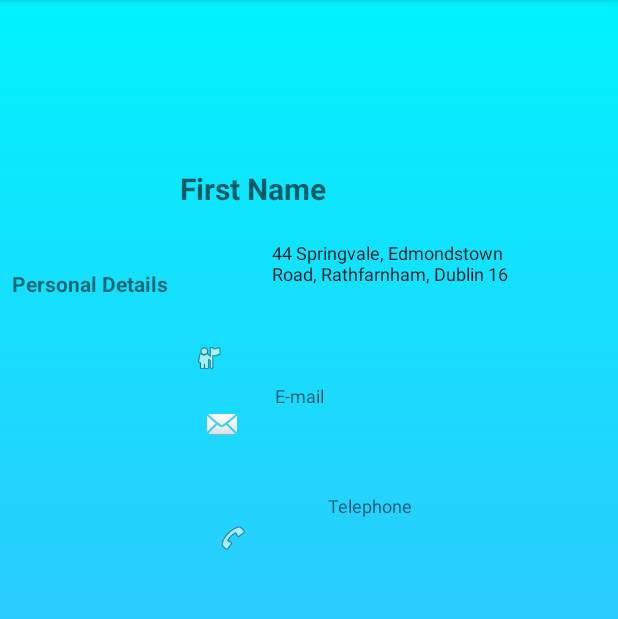
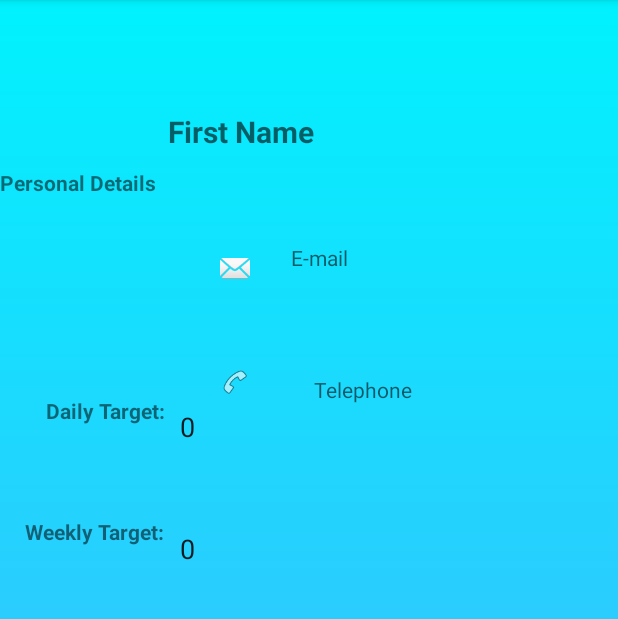
Before and after one commit to flannerymoira/WiseOwletTracker, an Android app: the StudentAccount screen opened directly, with no data from a screen before it, on a phone screen of 412 x 824 dp, the part 84-703 px from its top. Run offline under Robolectric (Android 15) with nearby library versions, the phone set to English and light mode, and no system bars; libraries missing offline, so code that uses them is left out: com.readystatesoftware.sqliteasset; 4 statements that could not run were skipped.

Commit message:
Add Student Account target details.

```diff
--- a/app/src/main/java/com/example/wiseowlettracker/DatabaseHelper.java
+++ b/app/src/main/java/com/example/wiseowlettracker/DatabaseHelper.java
@@ -120,6 +120,7 @@ public class DatabaseHelper extends SQLiteOpenHelper {
             return true;
 
     }
+
     public boolean createStudyLog(String note, int time_spent) {
         int ssy_id = 0;
         db = this.getWritableDatabase();
@@ -148,4 +149,5 @@ public class DatabaseHelper extends SQLiteOpenHelper {
             return true;
 
     }
+
 }
--- a/app/src/main/java/com/example/wiseowlettracker/StudentAccount.java
+++ b/app/src/main/java/com/example/wiseowlettracker/StudentAccount.java
@@ -3,6 +3,8 @@ package com.example.wiseowlettracker;
 import androidx.appcompat.app.AppCompatActivity;
 import androidx.constraintlayout.widget.ConstraintLayout;
 
+import android.database.Cursor;
+import android.database.sqlite.SQLiteDatabase;
 import android.os.Bundle;
 import android.view.View;
 import android.widget.EditText;
@@ -13,43 +15,63 @@ import com.example.wiseowlettracker.R;
 
 import static com.example.wiseowlettracker.DatabaseHelper.StudentEmail;
 import static com.example.wiseowlettracker.DatabaseHelper.StudentFullName;
-import static com.example.wiseowlettracker.DatabaseHelper.StudentName;
+import static com.example.wiseowlettracker.DatabaseHelper.StudentId;
 import static com.example.wiseowlettracker.DatabaseHelper.StudentPhone;
 
 public class StudentAccount extends AppCompatActivity {
-    ImageView imgAddress, imgPhone, imgEmail;
-    EditText txtName, txtAddress, txtPhone, txtEmail;
+    DatabaseHelper stdb;
+    ImageView imgPhone, imgEmail;
+    EditText txtName, txtPhone, txtEmail, txtDailyTarget, txtWeeklyTarget;
+    SQLiteDatabase saDb;
+    int StudentDailyTarget, StudentWeeklyTarget;
+    String tempVal;
 
     @Override
     protected void onCreate(Bundle savedInstanceState) {
+
         super.onCreate(savedInstanceState);
         setContentView(R.layout.activity_student_account);
 
-        imgAddress = findViewById(R.id.img_address);
+        //Access to database
+        DatabaseOpenHelper nextConn = new DatabaseOpenHelper(this, "wiseOwlet2.db", null, 1);
+        saDb = nextConn.getWritableDatabase();
+
         imgPhone = findViewById(R.id.img_phone);
         imgEmail = findViewById(R.id.img_email);
 
-        imgAddress.setVisibility(View.VISIBLE);
-        imgPhone.setVisibility(View.VISIBLE);
-        imgEmail.setVisibility(View.VISIBLE);
-
         txtName = findViewById(R.id.txtName);
         txtName.setText(StudentFullName );
-
-        txtAddress = findViewById(R.id.txtAddress);
-        txtAddress.setText("44 Springvale, Edmondstown Road, Rathfarnham, Dublin 16");
 
         txtPhone = findViewById(R.id.txtPhone);
         txtPhone.setText(StudentPhone);
 
         txtEmail = findViewById(R.id.txtEmail);
-        txtEmail.setText(StudentEmail );
+        txtEmail.setText(StudentEmail);
 
-        ConstraintLayout mainLayout = (ConstraintLayout) findViewById(R.id.studenthistory);
-        int w = mainLayout.getWidth();
-        int h = mainLayout.getHeight();
-     //   mainLayout.setRotation(270.0f);
+        Boolean getDetails = getStudentDetails();
 
+        txtDailyTarget = findViewById(R.id.editDailyTarget);
+        tempVal = Integer.toString(StudentDailyTarget);
+        txtDailyTarget.setText(tempVal);
 
+        txtWeeklyTarget = findViewById(R.id.editWeeklyTarget);
+        tempVal = Integer.toString(StudentWeeklyTarget);
+        txtWeeklyTarget.setText(tempVal);
     }
+    //check if Password is correct and get StudentId and name
+    public boolean getStudentDetails() {
+        String sid = Long.toString(StudentId);
+
+        Cursor targetCursor = saDb.rawQuery("select daily_target, weekly_target from study_target where student_id =?", new String[]{sid});
+
+        if (targetCursor.moveToFirst()) {
+            StudentDailyTarget = targetCursor.getInt(0);
+            StudentWeeklyTarget  = targetCursor.getInt(1);
+            targetCursor.close();
+            return true;}
+        else { targetCursor.close();
+            return false;
+        }
+    }
+
 }
--- a/app/src/main/res/layout/activity_student_account.xml
+++ b/app/src/main/res/layout/activity_student_account.xml
@@ -14,8 +14,8 @@
         android:layout_height="wrap_content"
         android:layout_marginStart="4dp"
         android:layout_marginLeft="4dp"
-        android:layout_marginTop="75dp"
-        android:layout_marginBottom="60dp"
+        android:layout_marginTop="32dp"
+        android:layout_marginBottom="24dp"
         android:backgroundTint="@color/Transparent"
         android:ems="10"
         android:hint="@string/f_Name"
@@ -23,80 +23,53 @@
         android:textColor="@color/colorPrimary"
         android:textSize="20sp"
         android:textStyle="bold"
-        app:layout_constraintBottom_toTopOf="@+id/txtEmail"
+        app:layout_constraintBottom_toTopOf="@+id/img_email"
         app:layout_constraintStart_toEndOf="@+id/txtPersonalDetails"
-        app:layout_constraintTop_toTopOf="parent"
-        app:layout_constraintVertical_bias="0.433" />
-
-    <ImageView
-        android:id="@+id/img_address"
-        android:layout_width="20dp"
-        android:layout_height="20dp"
-        android:layout_marginStart="102dp"
-        android:layout_marginLeft="102dp"
-        android:layout_marginBottom="510dp"
-        app:layout_constraintBottom_toBottomOf="parent"
-        app:layout_constraintEnd_toStartOf="@+id/txtAddress"
-        app:layout_constraintStart_toStartOf="parent"
-        app:layout_constraintTop_toBottomOf="@+id/txtPersonalDetails"
-        app:srcCompat="@android:drawable/ic_menu_myplaces" />
-
-    <EditText
-        android:id="@+id/txtAddress"
-        android:layout_width="183dp"
-        android:layout_height="52dp"
-        android:layout_marginEnd="24dp"
-        android:layout_marginRight="24dp"
-        android:backgroundTint="@color/Transparent"
-        android:ems="10"
-        android:inputType="textMultiLine"
-        android:textSize="12sp"
-        app:layout_constraintBottom_toTopOf="@+id/txtEmail"
-        app:layout_constraintEnd_toEndOf="parent"
-        app:layout_constraintStart_toEndOf="@+id/img_address"
-        app:layout_constraintTop_toBottomOf="@+id/txtName" />
+        app:layout_constraintTop_toTopOf="parent" />
 
     <ImageView
         android:id="@+id/img_email"
         android:layout_width="20dp"
         android:layout_height="20dp"
-        android:layout_marginStart="138dp"
-        android:layout_marginLeft="138dp"
-        android:layout_marginTop="24dp"
-        android:layout_marginEnd="21dp"
-        android:layout_marginRight="21dp"
+        android:layout_marginStart="146dp"
+        android:layout_marginLeft="146dp"
+        android:layout_marginEnd="23dp"
+        android:layout_marginRight="23dp"
+        android:layout_marginBottom="24dp"
         android:contentDescription="@string/email"
+        app:layout_constraintBottom_toTopOf="@+id/img_phone"
         app:layout_constraintEnd_toStartOf="@+id/txtEmail"
         app:layout_constraintStart_toStartOf="parent"
-        app:layout_constraintTop_toBottomOf="@+id/img_address"
+        app:layout_constraintTop_toBottomOf="@+id/txtName"
         app:srcCompat="@android:drawable/ic_dialog_email" />
 
     <EditText
         android:id="@+id/txtEmail"
-        android:layout_width="0dp"
-        android:layout_height="40dp"
-        android:layout_marginTop="8dp"
-        android:layout_marginEnd="16dp"
-        android:layout_marginRight="16dp"
+        android:layout_width="202dp"
+        android:layout_height="51dp"
+        android:layout_marginTop="16dp"
+        android:layout_marginEnd="19dp"
+        android:layout_marginRight="19dp"
+        android:layout_marginBottom="24dp"
         android:backgroundTint="@color/Transparent"
         android:ems="10"
         android:hint="@string/email"
         android:inputType="textEmailAddress"
-        android:textSize="12sp"
+        android:textSize="14sp"
         app:layout_constraintBottom_toTopOf="@+id/txtPhone"
         app:layout_constraintEnd_toEndOf="parent"
         app:layout_constraintStart_toEndOf="@+id/img_email"
-        app:layout_constraintTop_toBottomOf="@+id/txtAddress" />
+        app:layout_constraintTop_toBottomOf="@+id/txtName" />
 
     <ImageView
         android:id="@+id/img_phone"
         android:layout_width="20dp"
         android:layout_height="20dp"
-        android:layout_marginStart="104dp"
-        android:layout_marginLeft="104dp"
-        android:layout_marginEnd="8dp"
-        android:layout_marginRight="8dp"
-        android:layout_marginBottom="343dp"
+        android:layout_marginStart="132dp"
+        android:layout_marginLeft="132dp"
+        android:layout_marginEnd="23dp"
+        android:layout_marginRight="23dp"
+        android:layout_marginBottom="471dp"
         app:layout_constraintBottom_toBottomOf="parent"
         app:layout_constraintEnd_toStartOf="@+id/txtPhone"
         app:layout_constraintStart_toStartOf="parent"
@@ -107,33 +80,86 @@
         android:id="@+id/txtPhone"
         android:layout_width="wrap_content"
         android:layout_height="wrap_content"
-        android:layout_marginEnd="16dp"
-        android:layout_marginRight="16dp"
-        android:layout_marginBottom="377dp"
+        android:layout_marginEnd="32dp"
+        android:layout_marginRight="32dp"
+        android:layout_marginBottom="470dp"
         android:backgroundTint="@color/Transparent"
         android:contentDescription="@string/telephone"
         android:ems="10"
         android:hint="@string/telephone"
         android:inputType="phone"
-        android:textSize="12sp"
+        android:textSize="14sp"
         app:layout_constraintBottom_toBottomOf="parent"
         app:layout_constraintEnd_toEndOf="parent"
         app:layout_constraintStart_toEndOf="@+id/img_phone"
-        app:layout_constraintTop_toBottomOf="@+id/txtEmail"
-        app:layout_constraintVertical_bias="1.0" />
+        app:layout_constraintTop_toBottomOf="@+id/txtEmail" />
 
     <TextView
         android:id="@+id/txtPersonalDetails"
         android:layout_width="wrap_content"
         android:layout_height="wrap_content"
-        android:layout_marginStart="8dp"
-        android:layout_marginLeft="8dp"
-        android:layout_marginTop="170dp"
-        android:layout_marginBottom="21dp"
         android:text="@string/personaldetails"
         android:textStyle="bold"
-        app:layout_constraintBottom_toTopOf="@+id/img_address"
+        app:layout_constraintStart_toStartOf="parent"
+        app:layout_constraintTop_toBottomOf="@+id/txtName" />
+
+    <EditText
+        android:id="@+id/editDailyTarget"
+        android:layout_width="110dp"
+        android:layout_height="43dp"
+        android:layout_marginStart="116dp"
+        android:layout_marginLeft="116dp"
+        android:layout_marginTop="264dp"
+        android:backgroundTint="@color/Transparent"
+        android:ems="10"
+        android:importantForAutofill="no"
+        android:inputType="number"
         app:layout_constraintStart_toStartOf="parent"
         app:layout_constraintTop_toTopOf="parent" />
 
+    <TextView
+        android:id="@+id/txtDaily"
+        android:layout_width="wrap_content"
+        android:layout_height="wrap_content"
+        android:layout_marginStart="16dp"
+        android:layout_marginLeft="16dp"
+        android:text="@string/daily_target"
+        android:textStyle="bold"
+        app:layout_constraintEnd_toStartOf="@+id/editDailyTarget"
+        app:layout_constraintHorizontal_bias="0.736"
+        app:layout_constraintStart_toStartOf="parent"
+        app:layout_constraintTop_toTopOf="@+id/editDailyTarget" />
+
+    <TextView
+        android:id="@+id/txtWeekly"
+        android:layout_width="wrap_content"
+        android:layout_height="wrap_content"
+        android:layout_marginStart="37dp"
+        android:layout_marginLeft="37dp"
+        android:layout_marginTop="1dp"
+        android:layout_marginEnd="28dp"
+        android:layout_marginRight="28dp"
+        android:text="@string/weekly_target"
+        android:textStyle="bold"
+        app:layout_constraintEnd_toStartOf="@+id/editWeeklyTarget"
+        app:layout_constraintStart_toStartOf="parent"
+        app:layout_constraintTop_toTopOf="@+id/editWeeklyTarget" />
+
+    <EditText
+        android:id="@+id/editWeeklyTarget"
+        android:layout_width="0dp"
+        android:layout_height="wrap_content"
+        android:layout_marginTop="36dp"
+        android:layout_marginEnd="157dp"
+        android:layout_marginRight="157dp"
+        android:backgroundTint="@color/Transparent"
+        android:ems="10"
+        android:importantForAutofill="no"
+        android:inputType="number"
+        app:layout_constraintEnd_toEndOf="parent"
+        app:layout_constraintHorizontal_bias="1.0"
+        app:layout_constraintStart_toEndOf="@+id/txtWeekly"
+        app:layout_constraintStart_toStartOf="@+id/editDailyTarget"
+        app:layout_constraintTop_toBottomOf="@+id/editDailyTarget" />
+
 </androidx.constraintlayout.widget.ConstraintLayout>
```
